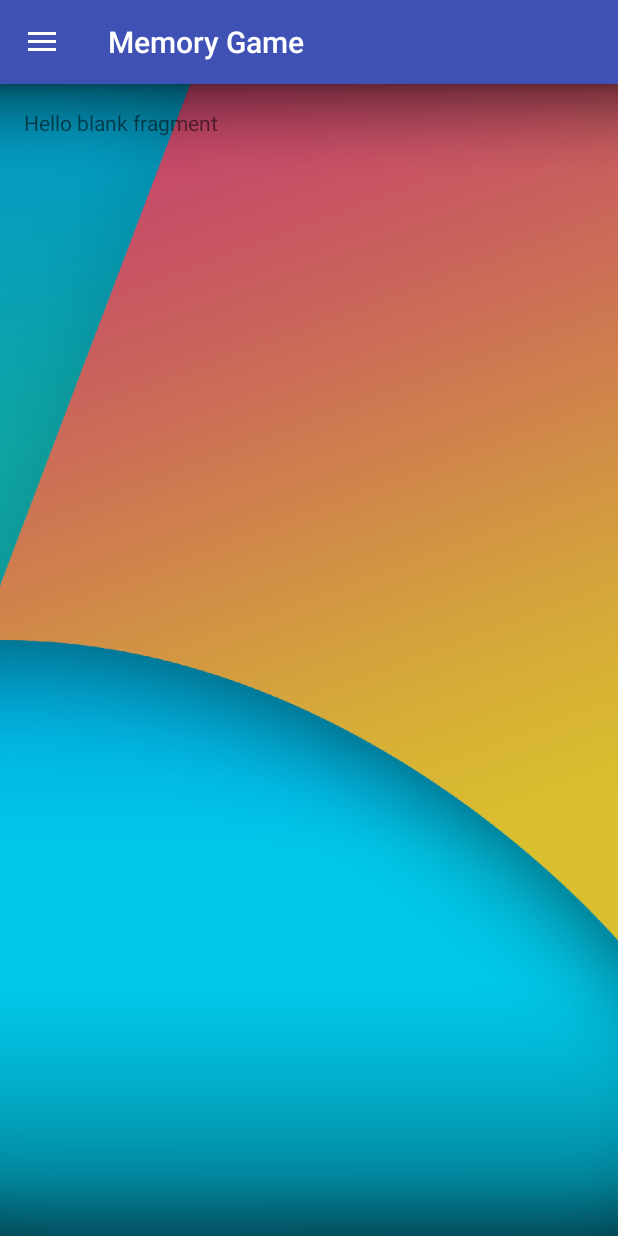
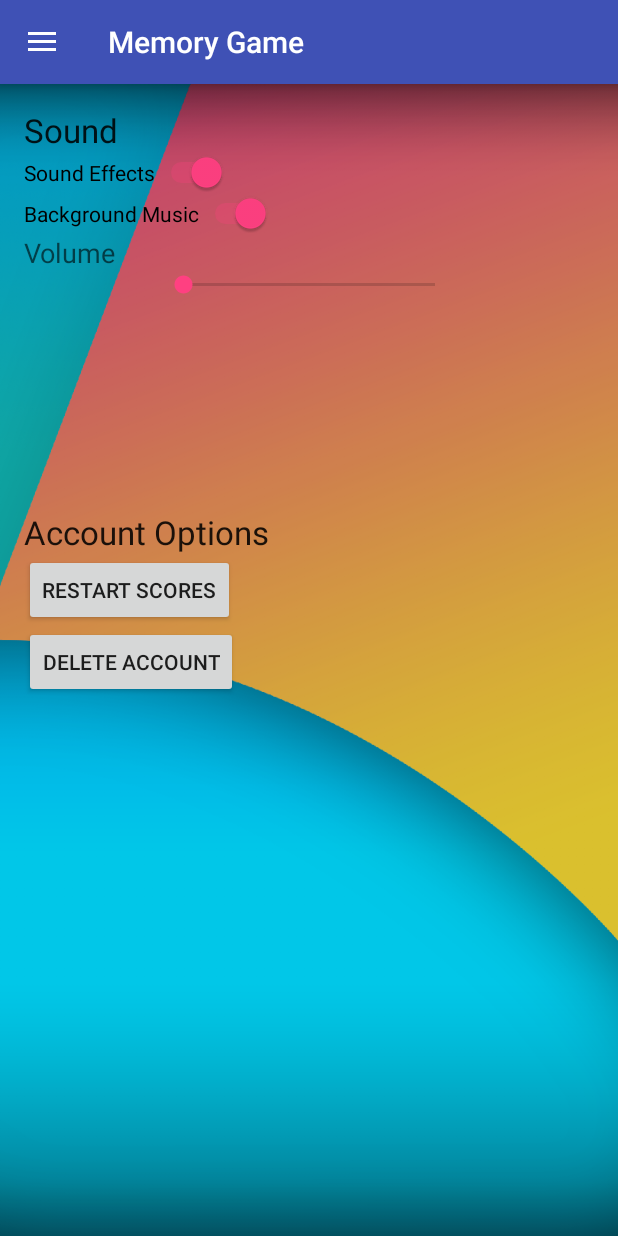
Before and after one commit to medvednic/SoccerMemoryGame, an Android app: the MainMenuActivity screen opened directly, with no data from a screen before it, in the side drawer, after a tap on "Settings", on a phone screen of 412 x 824 dp. Run offline under Robolectric (Android 15) with nearby library versions, the phone set to English and light mode, and no system bars; our stand-ins replace ButterKnife.

Commit message:
Added fragments: level selection, about, settings

```diff
--- a/app/src/main/java/itworks/eddy/soccermemorygame/Views/MainMenuActivity.java
+++ b/app/src/main/java/itworks/eddy/soccermemorygame/Views/MainMenuActivity.java
@@ -62,6 +62,10 @@ public class MainMenuActivity extends AppCompatActivity
         toggle.syncState();
         //NavigationView navigationView = (NavigationView) findViewById(R.id.nav_view);
         navigationView.setNavigationItemSelectedListener(this);
+        getSupportFragmentManager().
+                beginTransaction().
+                add(R.id.contentLayout, new SelectLevelFragment()).
+                commit();
         //init sound
         soundPlayer = MediaPlayer.create(this, R.raw.wayne_kinos_01_progressions_intro);
         soundPlayer.start();
@@ -83,6 +87,7 @@ public class MainMenuActivity extends AppCompatActivity
     public boolean onCreateOptionsMenu(Menu menu) {
         // Inflate the menu; this adds items to the action bar if it is present.
         getMenuInflater().inflate(R.menu.main_menu, menu);
+
         return true;
     }
 
@@ -92,7 +97,6 @@ public class MainMenuActivity extends AppCompatActivity
         // automatically handle clicks on the Home/Up button, so long
         // as you specify a parent activity in AndroidManifest.xml.
         int id = item.getItemId();
-
         //noinspection SimplifiableIfStatement
         if (id == R.id.action_settings) {
             return true;
@@ -106,20 +110,25 @@ public class MainMenuActivity extends AppCompatActivity
     public boolean onNavigationItemSelected(MenuItem item) {
         // Handle navigation view item clicks here.
         int id = item.getItemId();
-
-        if (id == R.id.nav_scores) {
+        //// TODO: 03/05/2016 hide select level item when in corresponding fragment
+        //View v = findViewById(R.id.nav_select_level);
+        //Log.d("visibility->>>", new Integer(v.getVisibility()).toString());
+        //v.setVisibility(View.INVISIBLE);
+        //v.setVisibility(View.VISIBLE);
+        if (id == R.id.nav_select_level) {
+            //v.setVisibility(View.INVISIBLE);
+            getSupportFragmentManager().
+                    beginTransaction().
+                    replace(R.id.contentLayout, new SelectLevelFragment()).
+                    commit();
+        } else if (id == R.id.nav_scores) {
             //// TODO: 01/05/2016 high scores fragment (Recycler view)
-        } else if (id == R.id.nav_gallery) {
-
-        } else if (id == R.id.nav_slideshow) {
-
         } else if (id == R.id.nav_settings) {
             getSupportFragmentManager().
                     beginTransaction().
-                    add(R.id.contentLayout, new SettingsFragment()).
+                    replace(R.id.contentLayout, new SettingsFragment()).
                     commit();
         } else if (id == R.id.nav_about) {
-            //// TODO: 01/05/2016 about fragment
             if (isPlaying) {
                 soundPlayer.stop();
                 isPlaying = soundPlayer.isPlaying();
@@ -131,6 +140,10 @@ public class MainMenuActivity extends AppCompatActivity
                 soundPlayer.start();
                 isPlaying = soundPlayer.isPlaying();
             }
+            getSupportFragmentManager().
+                    beginTransaction().
+                    replace(R.id.contentLayout, new AboutFragment()).
+                    commit();
         } else if (id == R.id.nav_logout) {
             displayLogoutDialog();
         }
--- /dev/null
+++ b/app/src/main/java/itworks/eddy/soccermemorygame/Views/SelectLevelFragment.java
@@ -0,0 +1,30 @@
+package itworks.eddy.soccermemorygame.Views;
+
+
+import android.os.Bundle;
+import android.support.v4.app.Fragment;
+import android.view.LayoutInflater;
+import android.view.View;
+import android.view.ViewGroup;
+
+import itworks.eddy.soccermemorygame.R;
+
+/**
+ * A simple {@link Fragment} subclass.
+ */
+public class SelectLevelFragment extends Fragment {
+
+
+    public SelectLevelFragment() {
+        // Required empty public constructor
+    }
+
+
+    @Override
+    public View onCreateView(LayoutInflater inflater, ViewGroup container,
+                             Bundle savedInstanceState) {
+        // Inflate the layout for this fragment
+        return inflater.inflate(R.layout.fragment_select_level, container, false);
+    }
+
+}
--- a/app/src/main/java/itworks/eddy/soccermemorygame/Views/SettingsFragment.java
+++ b/app/src/main/java/itworks/eddy/soccermemorygame/Views/SettingsFragment.java
@@ -6,7 +6,12 @@ import android.support.v4.app.Fragment;
 import android.view.LayoutInflater;
 import android.view.View;
 import android.view.ViewGroup;
+import android.widget.Button;
+import android.widget.SeekBar;
+import android.widget.Switch;
 
+import butterknife.Bind;
+import butterknife.ButterKnife;
 import itworks.eddy.soccermemorygame.R;
 
 /**
@@ -14,6 +19,17 @@ import itworks.eddy.soccermemorygame.R;
  */
 public class SettingsFragment extends Fragment {
 
+
+    @Bind(R.id.switchEffects)
+    Switch switch2;
+    @Bind(R.id.switchMusic)
+    Switch switch1;
+    @Bind(R.id.seekBarVolume)
+    SeekBar seekBarVolume;
+    @Bind(R.id.btRestartScore)
+    Button btRestartScore;
+    @Bind(R.id.btDeleteUser)
+    Button btDeleteUser;
 
     public SettingsFragment() {
         // Required empty public constructor
@@ -24,7 +40,17 @@ public class SettingsFragment extends Fragment {
     public View onCreateView(LayoutInflater inflater, ViewGroup container,
                              Bundle savedInstanceState) {
         // Inflate the layout for this fragment
-        return inflater.inflate(R.layout.fragment_settings, container, false);
+        View view = inflater.inflate(R.layout.fragment_settings, container, false);
+        ButterKnife.bind(this, view);
+
+
+
+        return view;
     }
 
+    @Override
+    public void onDestroyView() {
+        super.onDestroyView();
+        ButterKnife.unbind(this);
+    }
 }
--- a/app/src/main/res/layout/fragment_settings.xml
+++ b/app/src/main/res/layout/fragment_settings.xml
@@ -5,9 +5,73 @@
     tools:context="itworks.eddy.soccermemorygame.Views.SettingsFragment">
 
     <!-- TODO: Update blank fragment layout -->
-    <TextView
+
+    <LinearLayout
+        android:orientation="vertical"
         android:layout_width="match_parent"
-        android:layout_height="match_parent"
-        android:text="@string/hello_blank_fragment" />
+        android:layout_height="200dp"
+        android:id="@+id/soundOptsLayout">
 
+        <TextView
+            android:layout_width="wrap_content"
+            android:layout_height="wrap_content"
+            android:textAppearance="?android:attr/textAppearanceLarge"
+            android:text="Sound"
+            android:id="@+id/tbSoundOpts" />
+
+        <Switch
+            android:layout_width="wrap_content"
+            android:layout_height="wrap_content"
+            android:text="Sound Effects"
+            android:id="@+id/switchEffects"
+            android:checked="true" />
+
+        <Switch
+            android:layout_width="wrap_content"
+            android:layout_height="wrap_content"
+            android:text="Background Music"
+            android:id="@+id/switchMusic"
+            android:checked="true" />
+
+        <TextView
+            android:layout_width="wrap_content"
+            android:layout_height="wrap_content"
+            android:textAppearance="?android:attr/textAppearanceMedium"
+            android:text="Volume"
+            android:id="@+id/textView" />
+
+        <SeekBar
+            android:layout_width="200dp"
+            android:layout_height="wrap_content"
+            android:id="@+id/seekBarVolume"
+            android:layout_gravity="center" />
+
+    </LinearLayout>
+
+    <LinearLayout
+        android:orientation="vertical"
+        android:layout_width="match_parent"
+        android:layout_height="200dp"
+        android:layout_gravity="right|center_vertical"
+        android:id="@+id/accountLayout">
+
+        <TextView
+            android:layout_width="wrap_content"
+            android:layout_height="wrap_content"
+            android:textAppearance="?android:attr/textAppearanceLarge"
+            android:text="Account Options"
+            android:id="@+id/textView2" />
+
+        <Button
+            android:layout_width="wrap_content"
+            android:layout_height="wrap_content"
+            android:text="Restart Scores"
+            android:id="@+id/btRestartScore" />
+
+        <Button
+            android:layout_width="wrap_content"
+            android:layout_height="wrap_content"
+            android:text="Delete Account"
+            android:id="@+id/btDeleteUser" />
+    </LinearLayout>
 </FrameLayout>
--- a/app/src/main/res/menu/activity_main_menu_drawer.xml
+++ b/app/src/main/res/menu/activity_main_menu_drawer.xml
@@ -3,14 +3,15 @@
 
     <group android:checkableBehavior="single">
         <item
+            android:id="@+id/nav_select_level"
+            android:icon="@drawable/ic_star"
+            android:visible="true"
+            android:title="Start Game" />
+
+        <item
             android:id="@+id/nav_scores"
             android:icon="@drawable/ic_action_achievement"
             android:title="High Scores" />
-        <item
-            android:id="@+id/nav_gallery"
-            android:icon="@drawable/ic_menu_gallery"
-            android:visible="false"
-            android:title="Gallery" />
         <item
             android:id="@+id/nav_slideshow"
             android:icon="@drawable/ic_menu_slideshow"
```
Also changed, not shown: app/src/main/java/itworks/eddy/soccermemorygame/Views/AboutFragment.java (added, +30 -0 lines), app/src/main/res/layout/fragment_about.xml (added, +30 -0 lines), app/src/main/res/layout/fragment_select_level.xml (added, +17 -0 lines), app/src/main/res/drawable-hdpi/ic_star.png (added), app/src/main/res/drawable-mdpi/ic_star.png (added), app/src/main/res/drawable-xhdpi/ic_star.png (added), app/src/main/res/drawable-xxhdpi/ic_star.png (added), app/src/main/res/drawable-xxxhdpi/ic_star.png (added).
